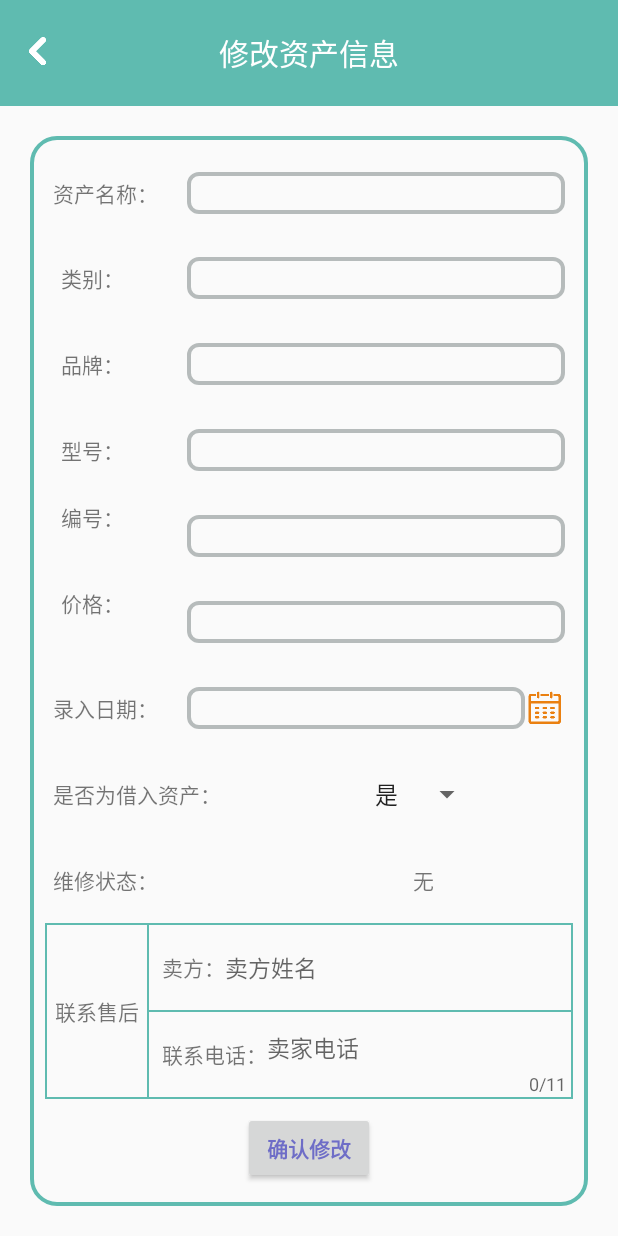
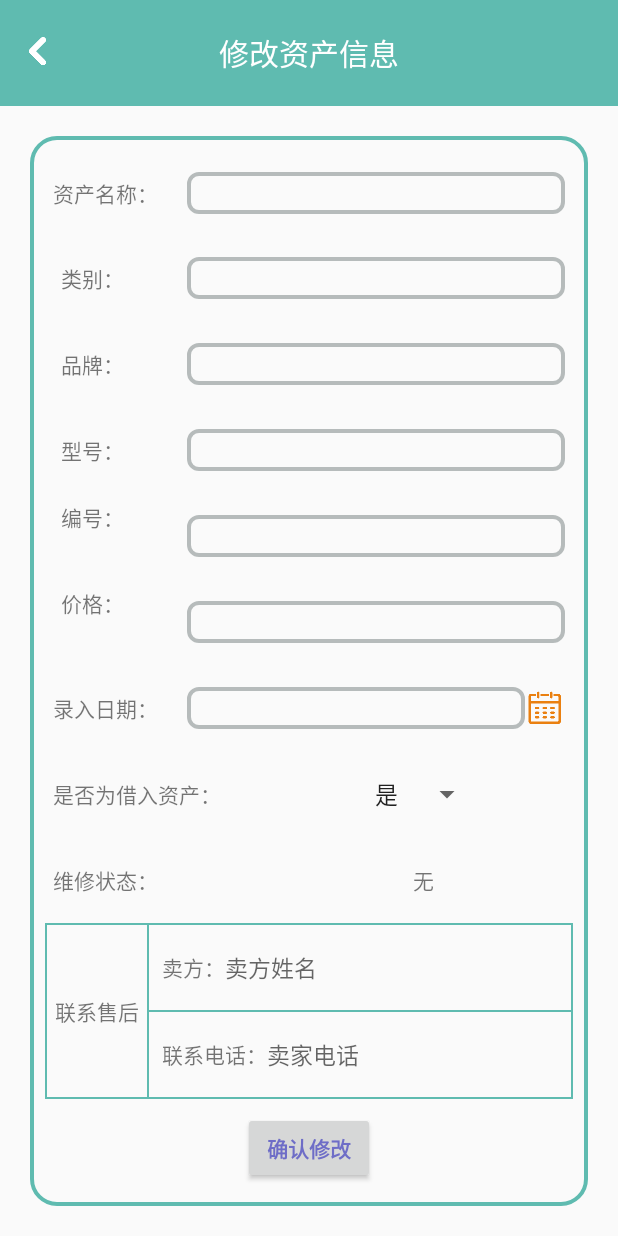
Before and after one commit to sssccc/manageSystem, an Android app: the ModifyPropertyInfoActivity screen opened directly, with no data from a screen before it, on a phone screen of 412 x 824 dp. Run offline under Robolectric (Android 15) with nearby library versions, the phone set to English and light mode, and no system bars; our stand-ins replace CircleImageView; libraries missing offline, so code that uses them is left out: cn.pedant; 1 statement that could not run was skipped.

Commit message:
modify_layout

```diff
--- a/app/src/main/res/layout/modify_property_info_layout.xml
+++ b/app/src/main/res/layout/modify_property_info_layout.xml
@@ -240,13 +240,14 @@
                     android:layout_weight="2.8"
                     android:gravity="center_vertical">
 
-                    <EditText
+                    <TextView
                         android:id="@+id/date_edit_in_modify_page"
                         android:layout_width="0dp"
                         android:layout_height="wrap_content"
                         android:layout_weight="1"
                         android:background="@drawable/bg_border_gray"
                         android:padding="3dp"
+                        android:textStyle="normal"
                         android:textSize="15sp" />
 
                     <ImageView
@@ -409,24 +410,15 @@
                                 android:paddingLeft="5dp"
                                 android:text="联系电话：" />
 
-                            <android.support.design.widget.TextInputLayout
-                                android:id="@+id/textInputLayoutInModify"
+                            <EditText
+                                android:id="@+id/provider_tel_in_modify_page"
                                 android:layout_width="0dp"
                                 android:layout_height="wrap_content"
                                 android:layout_weight="1"
-                                app:counterEnabled="true"
-                                app:counterMaxLength="11"
-                                app:counterOverflowTextAppearance="@style/TextAppearance.Design.Error">
-
-                                <EditText
-                                    android:id="@+id/provider_tel_in_modify_page"
-                                    android:layout_width="match_parent"
-                                    android:layout_height="match_parent"
-                                    android:background="@null"
-                                    android:hint="卖家电话"
-                                    android:inputType="number"
-                                    android:textSize="15sp" />
-                            </android.support.design.widget.TextInputLayout>
+                                android:background="@null"
+                                android:hint="卖家电话"
+                                android:inputType="number"
+                                android:textSize="15sp" />
 
 
                         </LinearLayout>
```
